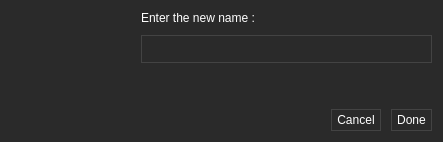
Above: app/corefm/renamedialog.ui from rahmanshaber/corebox before the change. Below: the same form after it.
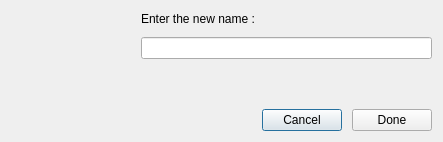
That is the form after the change.

What changed in the file:
```diff
--- a/app/corefm/renamedialog.ui
+++ b/app/corefm/renamedialog.ui
@@ -14,28 +14,7 @@
    <string>Dialog</string>
   </property>
   <property name="styleSheet">
-   <string notr="true">/*RenameDialog */
-
-QWidget{
-    background-color: #2A2A2A;
-    color: #ffffff;
-    border: 1px #2A2A2A;}
-
-
-QPushButton{
-    background-color: transparent;
-    color: #ffffff;
-    border: 1px solid #434343;
-    padding: 3px 5px 3px 5px;}
-QPushButton:hover {
-    background-color: #308CC6;}
-
-
-QLineEdit{
-    background-color: transparent;
-    color: #E6E6E6;
-    border: 1px solid #434343;
-    padding: 5px 5px 5px 10px;}</string>
+   <string notr="true"/>
   </property>
   <layout class="QGridLayout" name="gridLayout">
    <property name="spacing">
```
Left out of the diff: 2 changed lines with no effect on the pictures.
